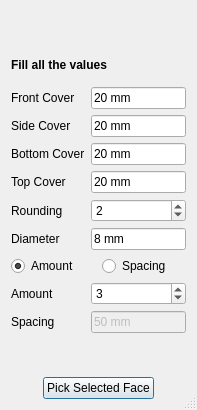
Old version of the form UShapeRebar.ui in the repository amrit3701/FreeCAD-Reinforcement.
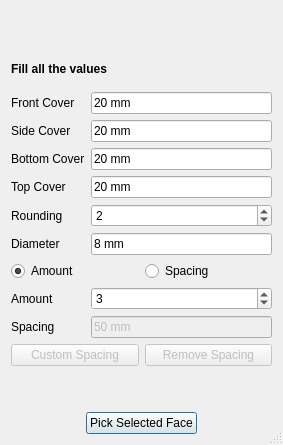
New version of the form. Custom widgets are drawn as their Qt base class.

Commit message: introduced custom spacing button in all rebar dialog box

```diff
--- a/UShapeRebar.ui
+++ b/UShapeRebar.ui
@@ -6,8 +6,8 @@
    <rect>
     <x>0</x>
     <y>0</y>
-    <width>197</width>
-    <height>410</height>
+    <width>283</width>
+    <height>445</height>
    </rect>
   </property>
   <property name="windowTitle">
@@ -23,6 +23,33 @@
    <bool>false</bool>
   </property>
   <layout class="QGridLayout" name="gridLayout">
+   <item row="8" column="0" alignment="Qt::AlignHCenter">
+    <widget class="QPushButton" name="PickSelectedFace">
+     <property name="text">
+      <string>Pick Selected Face</string>
+     </property>
+    </widget>
+   </item>
+   <item row="4" column="0">
+    <widget class="QLabel" name="heading">
+     <property name="font">
+      <font>
+       <weight>75</weight>
+       <bold>true</bold>
+      </font>
+     </property>
+     <property name="text">
+      <string>Fill all the values</string>
+     </property>
+    </widget>
+   </item>
+   <item row="7" column="0">
+    <widget class="QLabel" name="PickSelectedFaceLabel">
+     <property name="text">
+      <string/>
+     </property>
+    </widget>
+   </item>
    <item row="5" column="0">
     <layout class="QFormLayout" name="formLayout">
      <property name="fieldGrowthPolicy">
@@ -184,13 +211,6 @@
      </item>
     </layout>
    </item>
-   <item row="7" column="0" alignment="Qt::AlignHCenter">
-    <widget class="QPushButton" name="PickSelectedFace">
-     <property name="text">
-      <string>Pick Selected Face</string>
-     </property>
-    </widget>
-   </item>
    <item row="0" column="0" alignment="Qt::AlignHCenter">
     <widget class="QLabel" name="image">
      <property name="text">
@@ -198,25 +218,29 @@
      </property>
     </widget>
    </item>
-   <item row="4" column="0">
-    <widget class="QLabel" name="heading">
-     <property name="font">
-      <font>
-       <weight>75</weight>
-       <bold>true</bold>
-      </font>
-     </property>
-     <property name="text">
-      <string>Fill all the values</string>
-     </property>
-    </widget>
-   </item>
    <item row="6" column="0">
-    <widget class="QLabel" name="PickSelectedFaceLabel">
-     <property name="text">
-      <string/>
-     </property>
-    </widget>
+    <layout class="QHBoxLayout" name="horizontalLayout_2">
+     <item>
+      <widget class="QPushButton" name="customSpacing">
+       <property name="enabled">
+        <bool>false</bool>
+       </property>
+       <property name="text">
+        <string>Custom Spacing</string>
+       </property>
+      </widget>
+     </item>
+     <item>
+      <widget class="QPushButton" name="removeCustomSpacing">
+       <property name="enabled">
+        <bool>false</bool>
+       </property>
+       <property name="text">
+        <string>Remove Spacing</string>
+       </property>
+      </widget>
+     </item>
+    </layout>
    </item>
   </layout>
  </widget>
```
Left out of the diff: 3 changed lines with no effect on the pictures. The commit also changes 6 other files.
